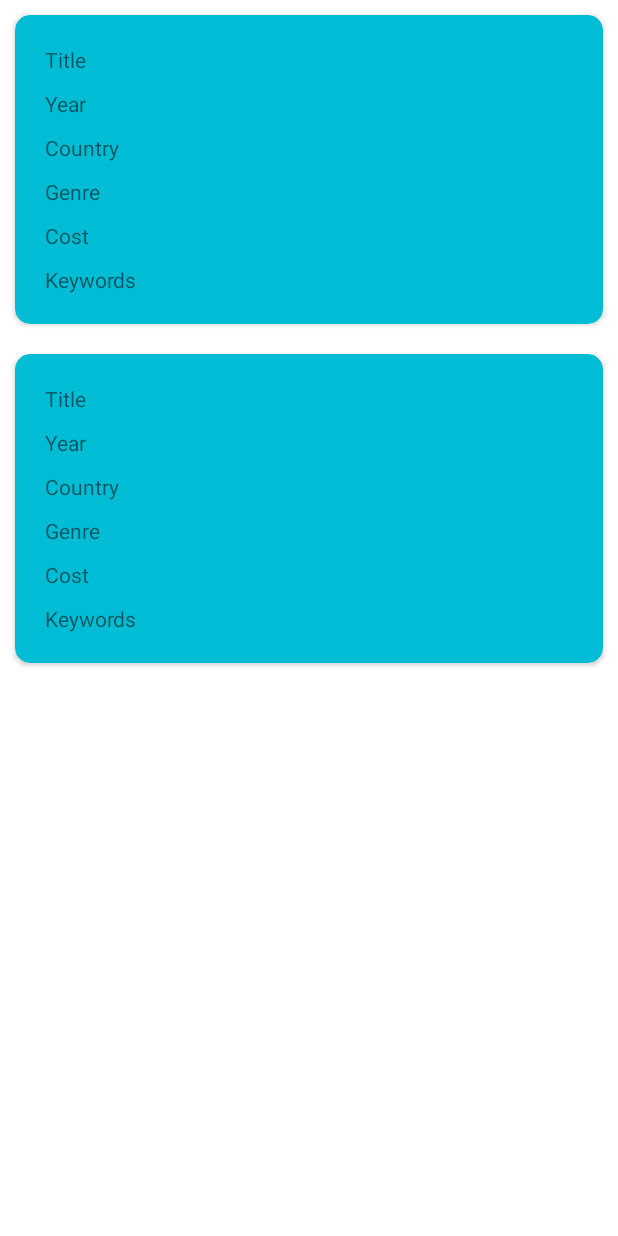
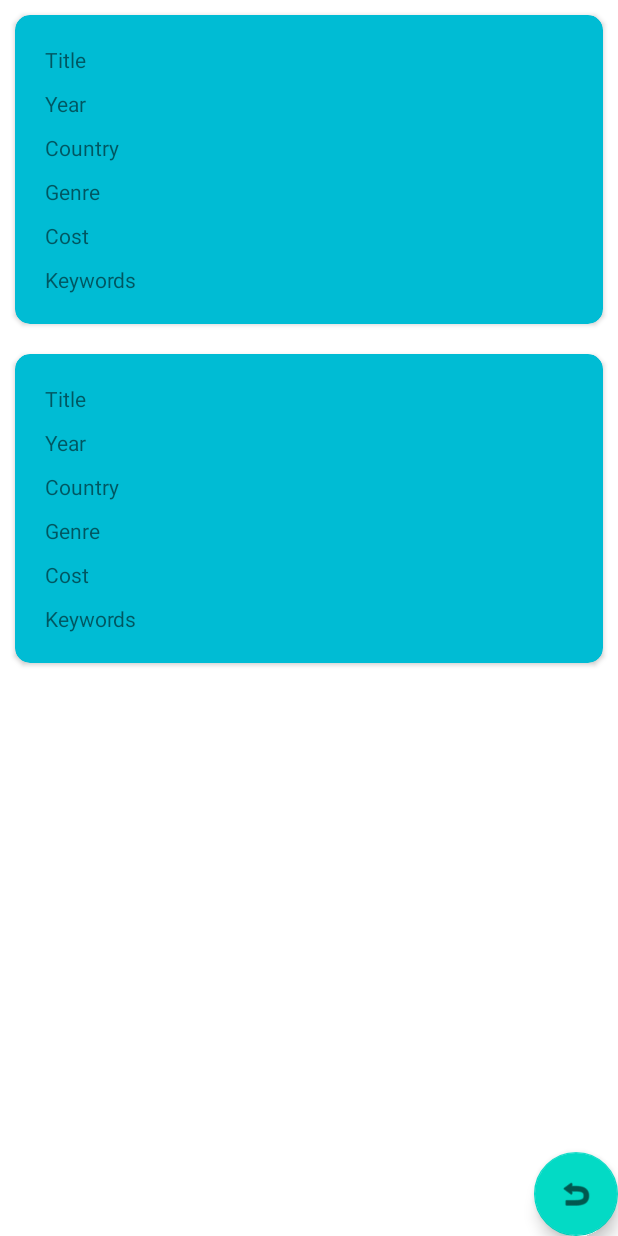
Before and after one commit to BiOHazarD0528/MovieLibrary, an Android app: the ListAllMovies screen opened directly, with no data from a screen before it, on a phone screen of 412 x 824 dp. Run offline under Robolectric (Android 15) with nearby library versions, the phone set to English and light mode, and no system bars.

Commit message:
Completed Week 6 Extra Tasks

```diff
--- a/app/src/main/java/com/example/movielibrary/ListAllMovies.java
+++ b/app/src/main/java/com/example/movielibrary/ListAllMovies.java
@@ -6,7 +6,9 @@ import androidx.recyclerview.widget.RecyclerView;
 
 import android.content.SharedPreferences;
 import android.os.Bundle;
+import android.view.View;
 
+import com.google.android.material.floatingactionbutton.FloatingActionButton;
 import com.google.gson.Gson;
 import com.google.gson.reflect.TypeToken;
 
@@ -38,5 +40,13 @@ public class ListAllMovies extends AppCompatActivity {
 
         adapter = new RecyclerViewAdapter(movieData);
         recyclerView.setAdapter(adapter);
+
+        FloatingActionButton fab = findViewById(R.id.floatingActionButton2);
+        fab.setOnClickListener(new View.OnClickListener() {
+            @Override
+            public void onClick(View v) {
+                finish();
+            }
+        });
     }
 }
--- a/app/src/main/java/com/example/movielibrary/RecyclerViewAdapter.java
+++ b/app/src/main/java/com/example/movielibrary/RecyclerViewAdapter.java
@@ -4,6 +4,7 @@ import android.view.LayoutInflater;
 import android.view.View;
 import android.view.ViewGroup;
 import android.widget.TextView;
+import android.widget.Toast;
 
 import androidx.annotation.NonNull;
 import androidx.recyclerview.widget.RecyclerView;
@@ -33,6 +34,15 @@ public class RecyclerViewAdapter extends RecyclerView.Adapter<RecyclerViewAdapte
         holder.genreText.setText(movieData.get(position).getGenre());
         holder.costText.setText(movieData.get(position).getCost());
         holder.keywordsText.setText(movieData.get(position).getKeywords());
+
+        holder.itemView.setOnClickListener(new View.OnClickListener() {
+            @Override
+            public void onClick(View v) {
+                Toast toast = Toast.makeText(v.getContext(), "Movie No." + (position+1) +
+                        " with Title:" + holder.titleText.getText() + " is selected", Toast.LENGTH_SHORT);
+                toast.show();
+            }
+        });
     }
 
     @Override
--- a/app/src/main/res/layout/activity_list_all_movies.xml
+++ b/app/src/main/res/layout/activity_list_all_movies.xml
@@ -1,32 +1,24 @@
 <?xml version="1.0" encoding="utf-8"?>
-<androidx.coordinatorlayout.widget.CoordinatorLayout xmlns:android="http://schemas.android.com/apk/res/android"
-    xmlns:tools="http://schemas.android.com/tools"
-    xmlns:app="http://schemas.android.com/apk/res-auto"
-
-
-    android:layout_width="match_parent"
-    android:layout_height="match_parent">
-
-    <androidx.core.widget.NestedScrollView
-        android:layout_width="match_parent"
-        android:layout_height="match_parent"
-
-
-        app:layout_behavior="com.google.android.material.appbar.AppBarLayout$ScrollingViewBehavior">
-
-        <androidx.constraintlayout.widget.ConstraintLayout
+<androidx.constraintlayout.widget.ConstraintLayout xmlns:android="http://schemas.android.com/apk/res/android"
+            xmlns:tools="http://schemas.android.com/tools"
+            xmlns:app="http://schemas.android.com/apk/res-auto"
             android:layout_width="match_parent"
             android:layout_height="match_parent"
             tools:context=".ListAllMovies">
 
+            <com.google.android.material.floatingactionbutton.FloatingActionButton
+                android:id="@+id/floatingActionButton2"
+                android:layout_width="wrap_content"
+                android:layout_height="wrap_content"
+                android:clickable="true"
+                app:layout_constraintBottom_toBottomOf="parent"
+                app:layout_constraintEnd_toEndOf="parent"
+                app:srcCompat="@android:drawable/ic_menu_revert" />
+
             <androidx.recyclerview.widget.RecyclerView
                 android:id="@+id/recyclerview"
                 android:layout_width="match_parent"
-                android:layout_height="match_parent" />
+                android:layout_height="match_parent"
+                app:layout_constraintBottom_toBottomOf="parent" />
 
         </androidx.constraintlayout.widget.ConstraintLayout>
-
-    </androidx.core.widget.NestedScrollView>
-
-
-</androidx.coordinatorlayout.widget.CoordinatorLayout>
```
